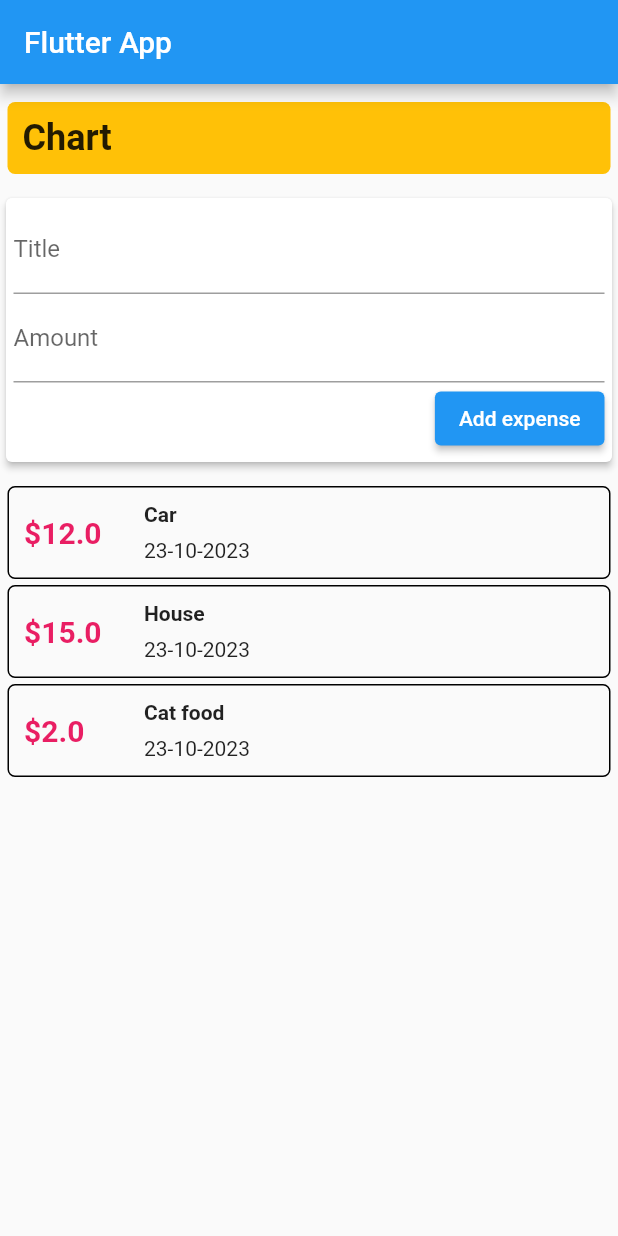
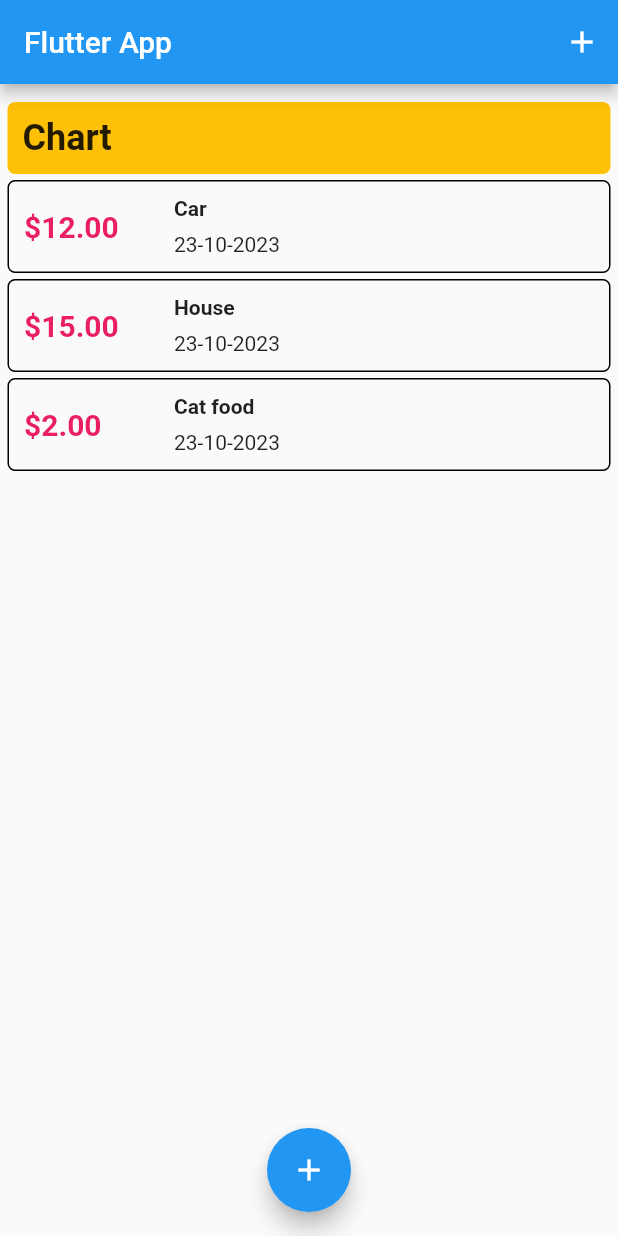
Before and after one commit to camhoccode/flutter-expensify, a Flutter app: the screen it shows after launch, on a phone screen of 412 x 824 dp. Run offline on Flutter 3.47's test engine with Material 2 defaults, Android fonts, the phone set to English and light mode, and no system bars.

Commit message:
Update: button for add expense

```diff
--- a/lib/main.dart
+++ b/lib/main.dart
@@ -1,6 +1,9 @@
 import 'package:flutter/material.dart';
-import 'package:flutter_expensify/expenseItem.dart';
-import 'package:flutter_expensify/transaction.dart';
+import 'package:flutter_expensify/widgets/addExpenseForm.dart';
+import 'package:flutter_expensify/widgets/expenseItem.dart';
+import 'package:flutter_expensify/models/transaction.dart';
+import 'package:flutter_expensify/widgets/expenseList.dart';
+import 'package:flutter_expensify/widgets/UserExpensesManage.dart';
 
 void main() {
   runApp(const MyApp());
@@ -11,15 +14,22 @@ class MyApp extends StatelessWidget {
 
   @override
   Widget build(BuildContext context) {
-    return MaterialApp(
+    return const MaterialApp(
       title: 'Expensify',
       home: MyHomePage(),
     );
   }
 }
 
-class MyHomePage extends StatelessWidget {
-  final List<Transaction> transactions = [
+class MyHomePage extends StatefulWidget {
+  const MyHomePage({super.key});
+
+  @override
+  State<MyHomePage> createState() => _MyHomePageState();
+}
+
+class _MyHomePageState extends State<MyHomePage> {
+  final List<Transaction> _userTransactions = [
     Transaction(
       id: '001',
       title: 'Car',
@@ -39,11 +49,32 @@ class MyHomePage extends StatelessWidget {
       date: DateTime.now(),
     ),
   ];
+
   // late String titleInput;
-  // late String amountInput;
   final titleController = TextEditingController();
+
   final amountController = TextEditingController();
-  MyHomePage({super.key});
+  void _addNewExpense(String title, double amount) {
+    final newExpense = Transaction(
+        id: DateTime.now().toString(),
+        date: DateTime.now(),
+        title: title,
+        amount: amount);
+    setState(() {
+      _userTransactions.add(newExpense);
+    });
+  }
+
+  void _startAddingExpense(BuildContext context) {
+    showModalBottomSheet(
+        context: context,
+        builder: (_) {
+          return GestureDetector(
+              onTap: () {},
+              behavior: HitTestBehavior.opaque,
+              child: AddNewExpense(addExpense: _addNewExpense));
+        });
+  }
 
   @override
   Widget build(BuildContext context) {
@@ -51,6 +82,13 @@ class MyHomePage extends StatelessWidget {
       resizeToAvoidBottomInset: false,
       appBar: AppBar(
         title: const Text('Flutter App'),
+        actions: <Widget>[
+          IconButton(
+              onPressed: () => _startAddingExpense(context),
+              icon: const Icon(
+                Icons.add,
+              ))
+        ],
       ),
       body: Column(
         mainAxisAlignment: MainAxisAlignment.start,
@@ -73,49 +111,17 @@ class MyHomePage extends StatelessWidget {
               ),
             ),
           ),
-          const SizedBox(
-            height: 10,
-          ),
-          Card(
-              elevation: 2,
-              child: Container(
-                padding: const EdgeInsets.all(5.0),
-                child: Column(
-                  crossAxisAlignment: CrossAxisAlignment.end,
-                  children: <Widget>[
-                    TextField(
-                      decoration: const InputDecoration(labelText: 'Title'),
-                      controller: titleController,
-                      // onChanged: (value) => {titleInput = value},
-                    ),
-                    TextField(
-                      decoration: const InputDecoration(labelText: 'Amount'),
-                      controller: amountController,
-                      // onChanged: (value) => {amountInput = value},
-                    ),
-                    ElevatedButton(
-                        onPressed: () {
-                          print(titleController.text);
-                        },
-                        child: const Text('Add expense'))
-                  ],
-                ),
-              )),
-          const SizedBox(
-            height: 10,
-          ),
-          Column(
-            children: transactions
-                .map((e) => ExpenseItem(
-                      amount: e.amount,
-                      date: e.date,
-                      title: e.title,
-                      id: e.id,
-                    ))
-                .toList(),
-          ),
+          // const UserExpensesManage()
+          ExpenseList(_userTransactions),
+          // Column(
+          //   children: [ExpenseList(_userTransactions)],
+          // ),
         ],
       ),
+      floatingActionButtonLocation: FloatingActionButtonLocation.centerFloat,
+      floatingActionButton: FloatingActionButton(
+          onPressed: () => _startAddingExpense(context),
+          child: const Icon(Icons.add)),
     );
   }
 }
--- a/lib/expenseItem.dart
+++ b/lib/widgets/expenseItem.dart
@@ -26,9 +26,9 @@ class ExpenseItem extends StatelessWidget {
         mainAxisAlignment: MainAxisAlignment.start,
         children: [
           SizedBox(
-            width: 60,
+            width: 80,
             child: Text(
-              '\$$amount',
+              '\$${amount.toStringAsFixed(2)}',
               style: const TextStyle(
                   fontWeight: FontWeight.bold,
                   fontSize: 20,
--- /dev/null
+++ b/lib/widgets/expenseList.dart
@@ -0,0 +1,28 @@
+import 'package:flutter/material.dart';
+import 'package:flutter_expensify/models/transaction.dart';
+// import 'package:flutter_expensify/models/transaction.dart';
+import 'package:flutter_expensify/widgets/expenseItem.dart';
+
+class ExpenseList extends StatelessWidget {
+  final List<Transaction> transactions;
+
+  const ExpenseList(this.transactions, {super.key});
+
+  @override
+  Widget build(BuildContext context) {
+    return SizedBox(
+      height: 500,
+      child: ListView.builder(
+        itemCount: transactions.length,
+        itemBuilder: (context, index) {
+          return ExpenseItem(
+            amount: transactions[index].amount,
+            date: transactions[index].date,
+            title: transactions[index].title,
+            id: transactions[index].id,
+          );
+        },
+      ),
+    );
+  }
+}
```
Also changed, not shown: lib/widgets/UserExpensesManage.dart (added, +55 -0 lines), lib/widgets/addExpenseForm.dart (added, +52 -0 lines), lib/models/transaction.dart (renamed from lib/transaction.dart), 67 other files.
